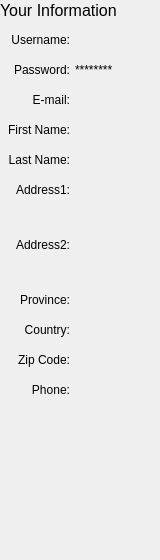
First picture: the form in unicorn/ui/user.ui, repository shiragaP/uAuction, before the edit.
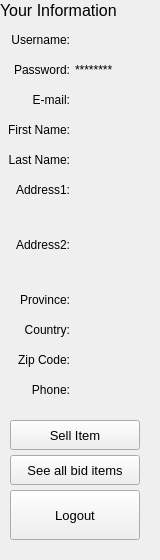
Second picture: the form after the edit.

```diff
--- a/unicorn/ui/user.ui
+++ b/unicorn/ui/user.ui
@@ -386,6 +386,66 @@
     <set>Qt::AlignLeading|Qt::AlignLeft|Qt::AlignVCenter</set>
    </property>
   </widget>
+  <widget class="QPushButton" name="pushButton_01_sellitem">
+   <property name="geometry">
+    <rect>
+     <x>10</x>
+     <y>420</y>
+     <width>130</width>
+     <height>30</height>
+    </rect>
+   </property>
+   <property name="font">
+    <font>
+     <pointsize>10</pointsize>
+     <weight>50</weight>
+     <bold>false</bold>
+    </font>
+   </property>
+   <property name="text">
+    <string>Sell Item</string>
+   </property>
+  </widget>
+  <widget class="QPushButton" name="pushButton_02_seeallbiditems">
+   <property name="geometry">
+    <rect>
+     <x>10</x>
+     <y>455</y>
+     <width>130</width>
+     <height>30</height>
+    </rect>
+   </property>
+   <property name="font">
+    <font>
+     <pointsize>10</pointsize>
+     <weight>50</weight>
+     <bold>false</bold>
+    </font>
+   </property>
+   <property name="text">
+    <string>See all bid items</string>
+   </property>
+  </widget>
+  <widget class="QPushButton" name="pushButton_03_logout">
+   <property name="geometry">
+    <rect>
+     <x>10</x>
+     <y>490</y>
+     <width>130</width>
+     <height>50</height>
+    </rect>
+   </property>
+   <property name="font">
+    <font>
+     <pointsize>10</pointsize>
+     <weight>50</weight>
+     <bold>false</bold>
+    </font>
+   </property>
+   <property name="text">
+    <string>Logout</string>
+   </property>
+  </widget>
  </widget>
  <resources/>
  <connections/>
```
